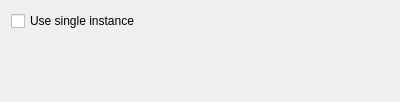
SamVanheer/HalfLifeAssetManager, file src/tools/hlmv/ui/options/OptionsPageGeneral.ui: the form before one commit.
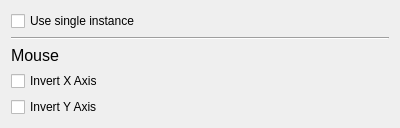
The form after the commit.

Commit message: Implement mouse X and Y axis invert settings

```diff
--- a/src/tools/hlmv/ui/options/OptionsPageGeneral.ui
+++ b/src/tools/hlmv/ui/options/OptionsPageGeneral.ui
@@ -7,13 +7,20 @@
     <x>0</x>
     <y>0</y>
     <width>400</width>
-    <height>102</height>
+    <height>121</height>
    </rect>
   </property>
   <property name="windowTitle">
    <string>Form</string>
   </property>
   <layout class="QGridLayout" name="gridLayout">
+   <item row="3" column="0">
+    <widget class="QCheckBox" name="InvertMouseX">
+     <property name="text">
+      <string>Invert X Axis</string>
+     </property>
+    </widget>
+   </item>
    <item row="0" column="0">
     <widget class="QCheckBox" name="UseSingleInstance">
      <property name="text">
@@ -21,7 +28,29 @@
      </property>
     </widget>
    </item>
+   <item row="2" column="0">
+    <widget class="QLabel" name="label">
+     <property name="font">
+      <font>
+       <pointsize>12</pointsize>
+      </font>
+     </property>
+     <property name="text">
+      <string>Mouse</string>
+     </property>
+     <property name="scaledContents">
+      <bool>false</bool>
+     </property>
+    </widget>
+   </item>
    <item row="1" column="0">
+    <widget class="Line" name="line">
+     <property name="orientation">
+      <enum>Qt::Horizontal</enum>
+     </property>
+    </widget>
+   </item>
+   <item row="5" column="0">
     <spacer name="verticalSpacer">
      <property name="orientation">
       <enum>Qt::Vertical</enum>
@@ -34,6 +63,13 @@
      </property>
     </spacer>
    </item>
+   <item row="4" column="0">
+    <widget class="QCheckBox" name="InvertMouseY">
+     <property name="text">
+      <string>Invert Y Axis</string>
+     </property>
+    </widget>
+   </item>
   </layout>
  </widget>
  <resources/>
```
The commit also changes 9 other files.
